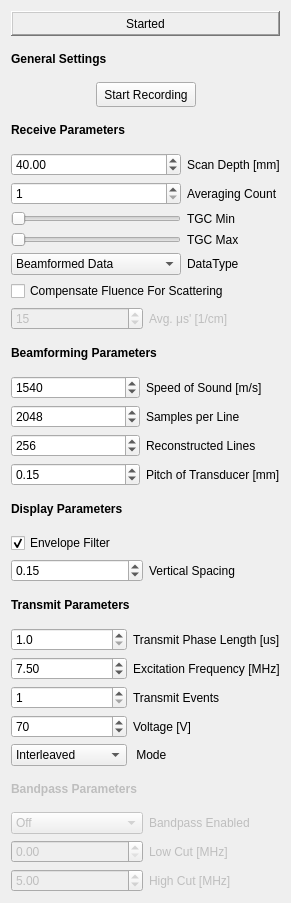
Above: Modules/USUI/Qmitk/QmitkUSControlsCustomDiPhASDeviceWidget.ui from MITK/MITK before the change. Below: the same form after it.
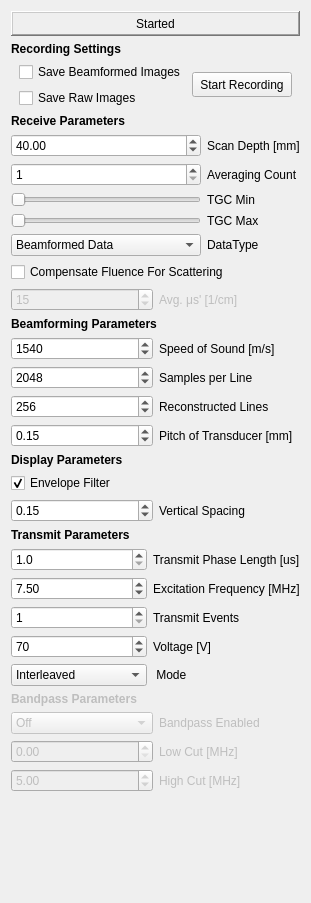
That is the form after the change.

```diff
--- a/Modules/USUI/Qmitk/QmitkUSControlsCustomDiPhASDeviceWidget.ui
+++ b/Modules/USUI/Qmitk/QmitkUSControlsCustomDiPhASDeviceWidget.ui
@@ -6,7 +6,7 @@
    <rect>
     <x>0</x>
     <y>0</y>
-    <width>259</width>
+    <width>311</width>
     <height>903</height>
    </rect>
   </property>
@@ -45,7 +45,7 @@
    <item>
     <widget class="QLabel" name="GeneralLabel">
      <property name="text">
-      <string>&lt;html&gt;&lt;head/&gt;&lt;body&gt;&lt;p&gt;&lt;span style=&quot; font-weight:600;&quot;&gt;General Settings&lt;/span&gt;&lt;/p&gt;&lt;/body&gt;&lt;/html&gt;</string>
+      <string>&lt;html&gt;&lt;head/&gt;&lt;body&gt;&lt;p&gt;&lt;span style=&quot; font-weight:600;&quot;&gt;Recording Settings&lt;/span&gt;&lt;/p&gt;&lt;/body&gt;&lt;/html&gt;</string>
      </property>
     </widget>
    </item>
@@ -64,6 +64,24 @@
        </property>
       </spacer>
      </item>
+     <item>
+      <layout class="QVBoxLayout" name="verticalLayout_3">
+       <item>
+        <widget class="QCheckBox" name="SaveBeamformed">
+         <property name="text">
+          <string>Save Beamformed Images</string>
+         </property>
+        </widget>
+       </item>
+       <item>
+        <widget class="QCheckBox" name="SaveRaw">
+         <property name="text">
+          <string>Save Raw Images</string>
+         </property>
+        </widget>
+       </item>
+      </layout>
+     </item>
      <item>
       <widget class="QPushButton" name="StartStopRecord">
        <property name="minimumSize">
@@ -610,6 +628,19 @@
      </item>
     </layout>
    </item>
+   <item>
+    <spacer name="verticalSpacer">
+     <property name="orientation">
+      <enum>Qt::Vertical</enum>
+     </property>
+     <property name="sizeHint" stdset="0">
+      <size>
+       <width>20</width>
+       <height>40</height>
+      </size>
+     </property>
+    </spacer>
+   </item>
   </layout>
  </widget>
  <resources/>
```
Left out of the diff: 2 changed lines with no effect on the pictures.
